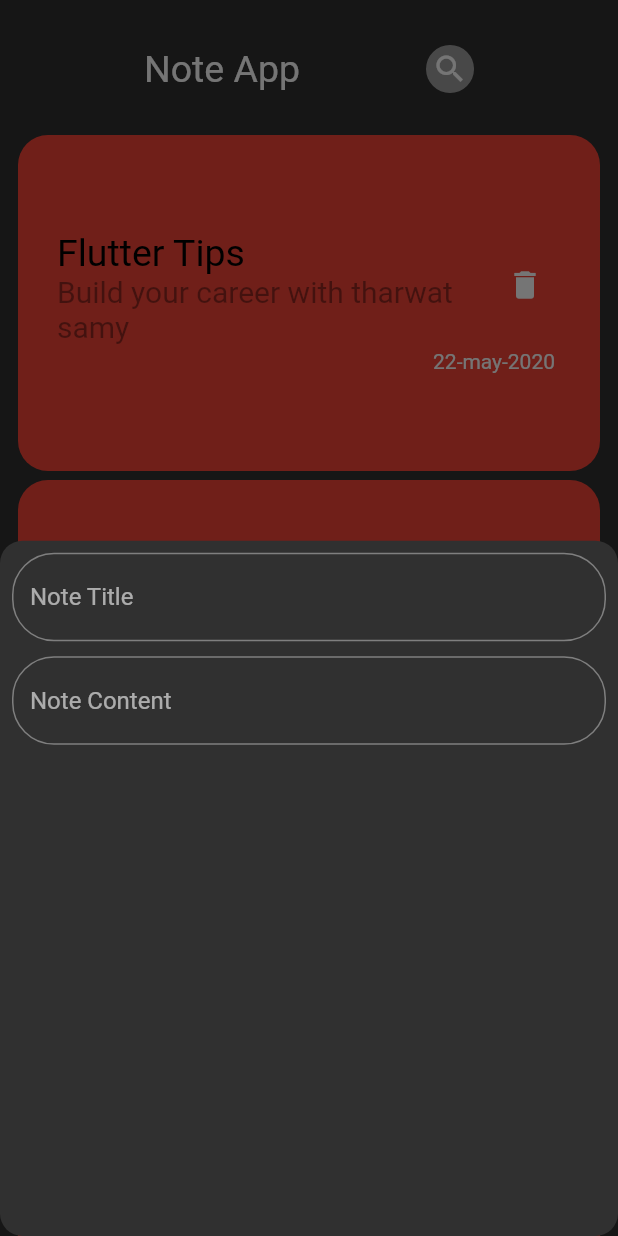
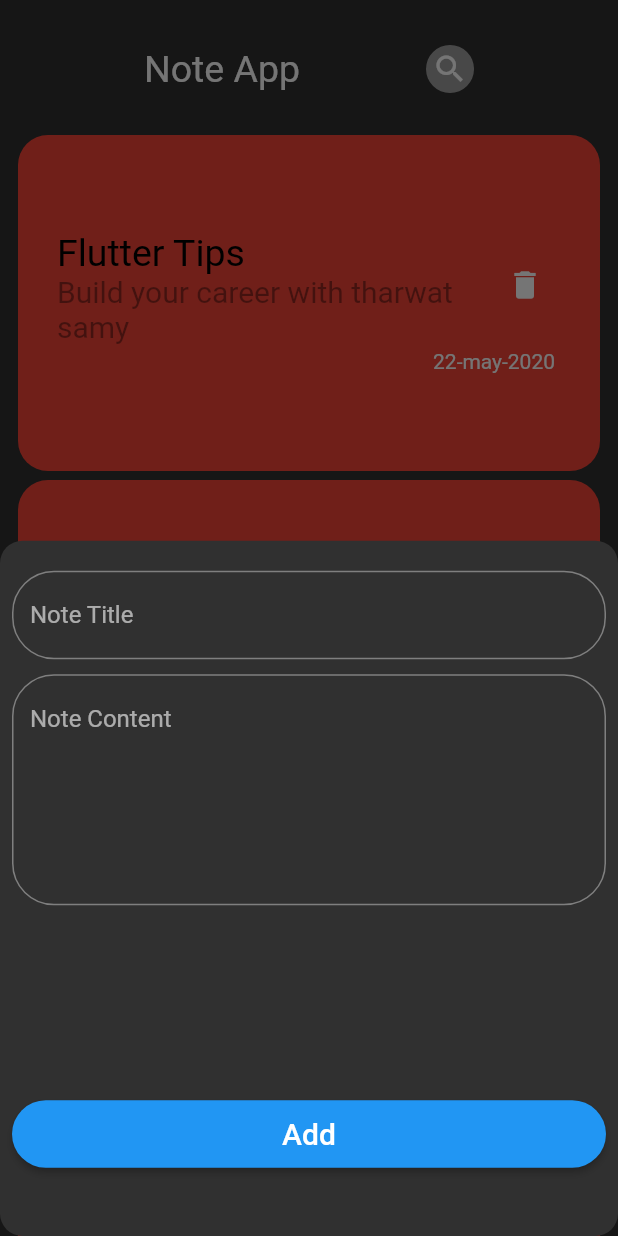
Before and after one commit to AbdelrahmanZeid/NotesApp, a Flutter app: the screen it shows after launch, after a tap on the "add" icon, on a phone screen of 412 x 824 dp. Run offline on Flutter 3.47's test engine with Material 2 defaults, Android fonts, the phone set to English and light mode, and no system bars.

Commit message:
create custom button

```diff
--- a/lib/view/wigdets/add_note_bottom_sheet.dart
+++ b/lib/view/wigdets/add_note_bottom_sheet.dart
@@ -1,16 +1,27 @@
 import 'package:flutter/material.dart';
+import 'package:note_app/view/wigdets/custom_button.dart';
 import 'package:note_app/view/wigdets/custom_text_form_field.dart';
 
 class AddNoteBottomSheet extends StatelessWidget {
   @override
   Widget build(BuildContext context) {
     return Padding(
-      padding:const EdgeInsets.all(8),
+      padding: const EdgeInsets.symmetric(vertical: 20,horizontal: 8),
       child: ListView(
-        children:  [
-          CustomTextFormField(hintText: 'Note Title',),
-         const SizedBox(height: 10,),
-          CustomTextFormField(hintText: 'Note Content',),
+        children: [
+          CustomTextFormField(
+            hintText: 'Note Title',
+
+          ),
+          const SizedBox(
+            height: 10,
+          ),
+          CustomTextFormField(
+            hintText: 'Note Content',
+            maxLine: 6,
+          ),
+          SizedBox(height: 130,),
+          CustomButton(),
         ],
       ),
     );
--- /dev/null
+++ b/lib/view/wigdets/custom_button.dart
@@ -0,0 +1,26 @@
+import 'package:flutter/material.dart';
+
+class CustomButton extends StatelessWidget {
+  const CustomButton({super.key});
+
+  @override
+  Widget build(BuildContext context) {
+    return Container(
+      width: MediaQuery.of(context).size.width,
+      height: 45,
+      child: ElevatedButton(
+          style: ElevatedButton.styleFrom(
+            shape: RoundedRectangleBorder(
+              borderRadius: BorderRadius.circular(23),
+            ),
+          ),
+          onPressed: () {},
+          child: Text(
+            'Add',
+            style: TextStyle(
+              fontSize: 20,
+            ),
+          )),
+    );
+  }
+}
--- a/lib/view/wigdets/custom_text_form_field.dart
+++ b/lib/view/wigdets/custom_text_form_field.dart
@@ -1,13 +1,18 @@
 import 'package:flutter/material.dart';
 
 class CustomTextFormField extends StatelessWidget {
-    CustomTextFormField({super.key, required this.hintText});
+  CustomTextFormField({
+    required this.hintText,
+    this.maxLine = 1,
+  });
 
   final String hintText;
-
+  final int maxLine;
   @override
   Widget build(BuildContext context) {
     return TextFormField(
+      textAlignVertical: TextAlignVertical.center,
+      maxLines: maxLine,
       decoration: InputDecoration(
         hintText: hintText,
         border: OutlineInputBorder(
```
